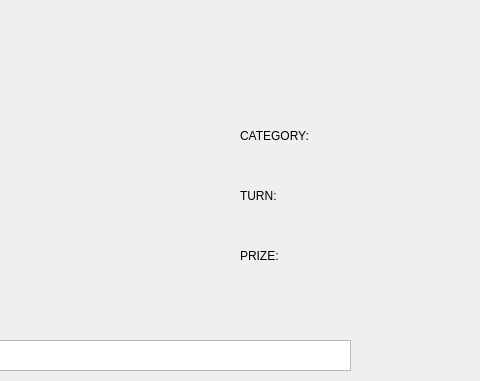
NeutronBlast/Wheel-of-Fortune, file gui/Wheel.ui: the form before one commit; both pictures show x 450 to 930 and y 0 to 381 of the 930 by 664 pixel window.
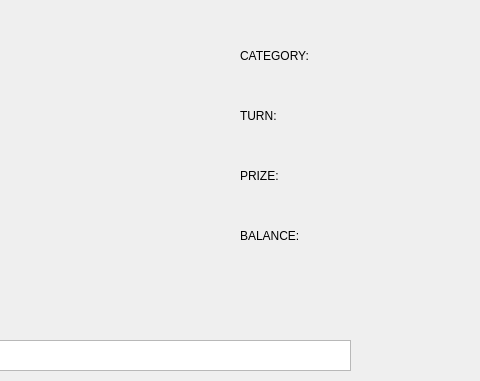
The form after the commit. Icons and pictures are not drawn.

The edit to the form file:
```diff
--- a/gui/Wheel.ui
+++ b/gui/Wheel.ui
@@ -33,7 +33,7 @@
    <property name="geometry">
     <rect>
      <x>690</x>
-     <y>230</y>
+     <y>150</y>
      <width>141</width>
      <height>51</height>
     </rect>
@@ -85,7 +85,7 @@
    <property name="geometry">
     <rect>
      <x>690</x>
-     <y>100</y>
+     <y>20</y>
      <width>181</width>
      <height>71</height>
     </rect>
@@ -111,7 +111,7 @@
    <property name="geometry">
     <rect>
      <x>690</x>
-     <y>170</y>
+     <y>90</y>
      <width>141</width>
      <height>51</height>
     </rect>
@@ -168,6 +168,19 @@
     <bool>true</bool>
    </property>
   </widget>
+  <widget class="QLabel" name="balance_l">
+   <property name="geometry">
+    <rect>
+     <x>690</x>
+     <y>210</y>
+     <width>141</width>
+     <height>51</height>
+    </rect>
+   </property>
+   <property name="text">
+    <string>BALANCE:</string>
+   </property>
+  </widget>
  </widget>
  <resources/>
  <connections/>
```
Left out of the diff: 6 changed lines with no effect on the pictures.
